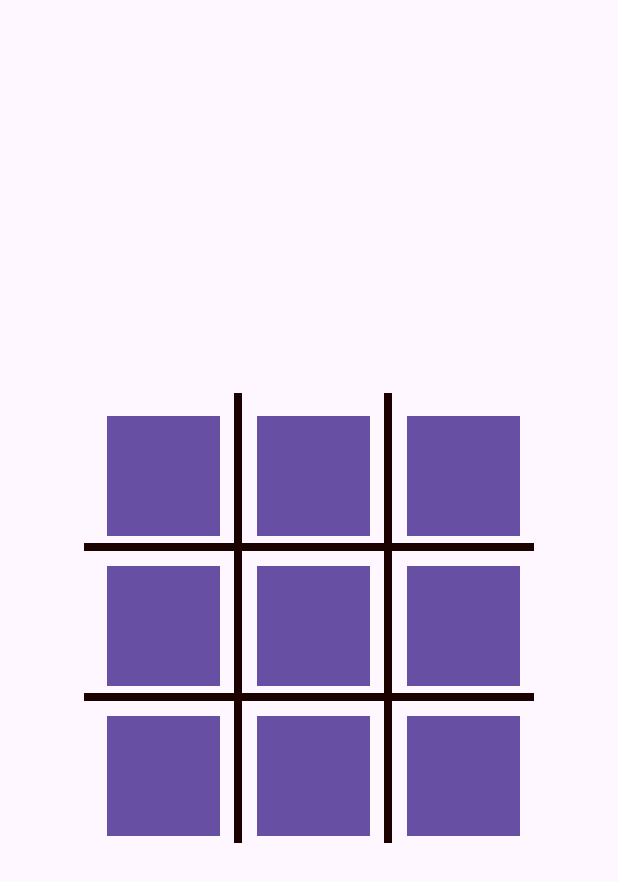
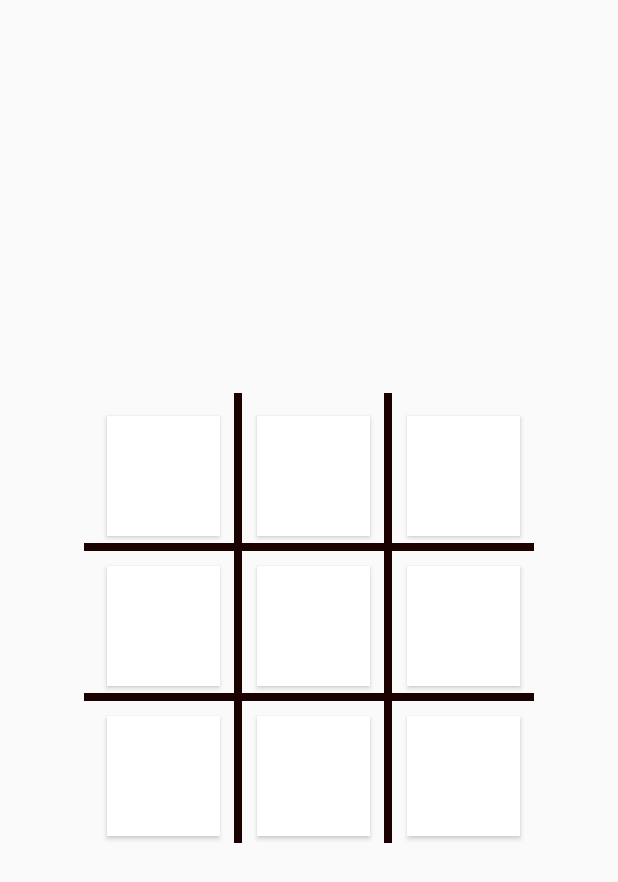
Before and after one commit to DevDib/TicTacToe, an Android app: the screen it shows after launch (MainActivity), on a phone screen of 412 x 824 dp. Shown: the top 882 px of the screen. Run offline under Robolectric (Android 15) with nearby library versions, the phone set to English and light mode, and no system bars.

Commit message:
button color change

```diff
--- a/app/src/main/res/values-night/themes.xml
+++ b/app/src/main/res/values-night/themes.xml
@@ -1,6 +1,6 @@
 <resources xmlns:tools="http://schemas.android.com/tools">
     <!-- Base application theme. -->
-    <style name="Base.Theme.TicTacToe" parent="Theme.Material3.DayNight.NoActionBar">
+    <style name="Base.Theme.TicTacToe" parent="Theme.AppCompat.Light.NoActionBar">
         <!-- Customize your dark theme here. -->
         <!-- <item name="colorPrimary">@color/my_dark_primary</item> -->
     </style>
--- a/app/src/main/res/values/themes.xml
+++ b/app/src/main/res/values/themes.xml
@@ -1,6 +1,6 @@
 <resources xmlns:tools="http://schemas.android.com/tools">
     <!-- Base application theme. -->
-    <style name="Base.Theme.TicTacToe" parent="Theme.Material3.DayNight.NoActionBar">
+    <style name="Base.Theme.TicTacToe" parent="Theme.AppCompat.Light.NoActionBar">
         <!-- Customize your light theme here. -->
         <!-- <item name="colorPrimary">@color/my_light_primary</item> -->
     </style>
```
Also changed, not shown: app/src/main/res/layout/activity_main.xml (line endings or trailing spaces).
